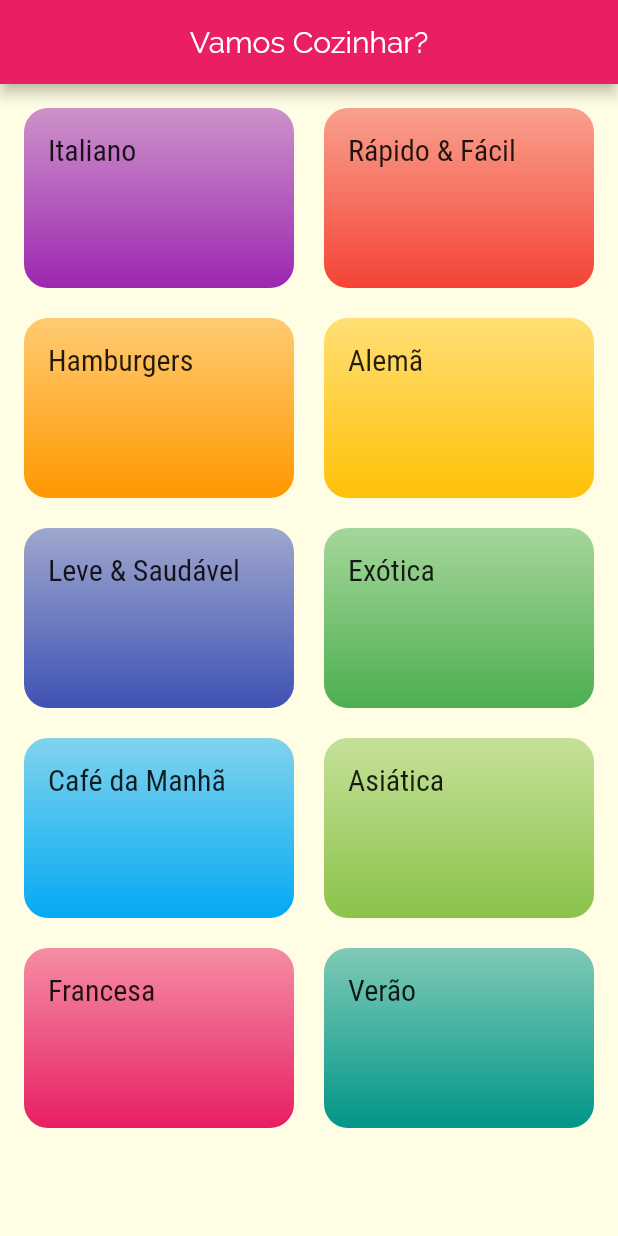
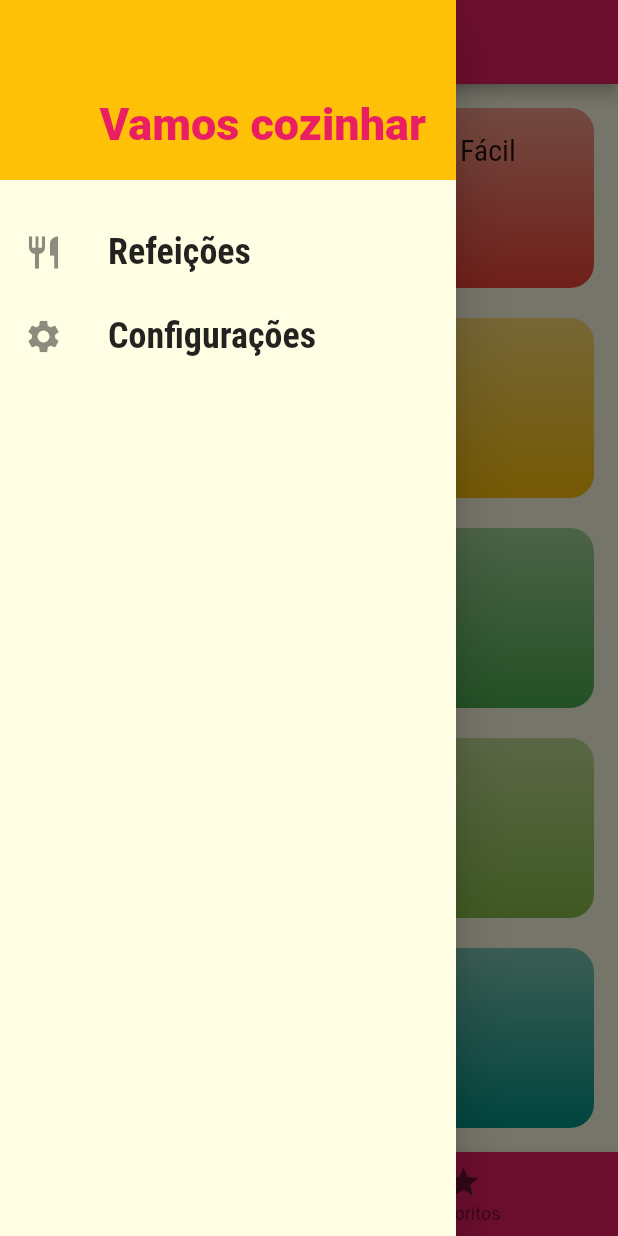
Before and after one commit to Henrique523/coder-flutter-udemy, a Flutter app: the screen it shows after launch, with the side drawer open (before the commit the screen has no drawer), on a phone screen of 412 x 824 dp. Run offline on Flutter 3.47's test engine with Material 2 defaults, Android fonts, the phone set to English and light mode, and no system bars.

Commit message:
continua desenvolvimento de aplicativo de refeicoes

```diff
--- /dev/null
+++ b/flutter_meals/lib/components/bottom_navitagion.dart
@@ -0,0 +1,32 @@
+import 'package:flutter/material.dart';
+
+class BottomNavigation extends StatelessWidget {
+
+  final int selectedIndex;
+  final void Function(int) onItemTapped;
+
+  BottomNavigation({
+    required this.selectedIndex,
+    required this.onItemTapped,
+  });
+
+  @override
+  Widget build(BuildContext context) {
+    return BottomNavigationBar(
+        backgroundColor: Theme.of(context).primaryColor,
+        selectedItemColor: Theme.of(context).accentColor,
+        currentIndex: selectedIndex,
+        onTap: (int index) => onItemTapped(index),
+        items: [
+          const BottomNavigationBarItem(
+            icon: Icon(Icons.category),
+            label: 'Categorias',
+          ),
+          const BottomNavigationBarItem(
+            icon: Icon(Icons.star),
+            label: 'Favoritos',
+          ),
+        ],
+      );
+  }
+}
--- /dev/null
+++ b/flutter_meals/lib/components/main_drawer.dart
@@ -0,0 +1,60 @@
+import 'package:flutter/material.dart';
+import 'package:flutter_meals/utils/app_routes.dart';
+
+class MainDrawer extends StatelessWidget {
+  Widget _createItem(IconData icon, String label, void Function() onTap) {
+    return ListTile(
+      leading: Icon(
+        icon,
+        size: 26,
+      ),
+      title: Text(
+        label,
+        style: TextStyle(
+          fontFamily: 'RobotoCondensed',
+          fontSize: 24,
+          fontWeight: FontWeight.bold,
+        ),
+      ),
+      onTap: onTap,
+    );
+  }
+
+  @override
+  Widget build(BuildContext context) {
+    return Drawer(
+      child: Column(
+        children: [
+          Container(
+            height: 120,
+            width: double.infinity,
+            padding: const EdgeInsets.all(20),
+            color: Theme.of(context).accentColor,
+            alignment: Alignment.bottomRight,
+            child: Text(
+              'Vamos cozinhar',
+              style: TextStyle(
+                fontWeight: FontWeight.w900,
+                fontSize: 30,
+                color: Theme.of(context).primaryColor,
+              ),
+            ),
+          ),
+          SizedBox(
+            height: 20,
+          ),
+          _createItem(
+            Icons.restaurant,
+            'Refeições',
+            () => Navigator.of(context).pushReplacementNamed(AppRoutes.HOME),
+          ),
+          _createItem(
+            Icons.settings,
+            'Configurações',
+            () => Navigator.of(context).pushReplacementNamed(AppRoutes.SETTINGS),
+          ),
+        ],
+      ),
+    );
+  }
+}
--- a/flutter_meals/lib/components/meal_item.dart
+++ b/flutter_meals/lib/components/meal_item.dart
@@ -11,7 +11,9 @@ class MealItem extends StatelessWidget {
     Navigator.of(context).pushNamed(
       AppRoutes.MEAL_DETAIL,
       arguments: meal,
-    );
+    ).then((result) {
+      print(result);
+    });
   }
 
   @override
--- a/flutter_meals/lib/main.dart
+++ b/flutter_meals/lib/main.dart
@@ -1,14 +1,44 @@
 import 'package:flutter/material.dart';
-import 'package:flutter_meals/screens/meal_detail_screen.dart';
 
-import 'screens/categories_screen.dart';
 import 'screens/categories_meals_screen.dart';
-
+import 'screens/meal_detail_screen.dart';
+import 'screens/settings_screen.dart';
+import 'screens/tabs_screen.dart';
 import 'utils/app_routes.dart';
 
+import 'models/meal.dart';
+import 'models/settings.dart';
+
+import 'data/dummy_data.dart';
 void main() => runApp(MyApp());
 
-class MyApp extends StatelessWidget {
+class MyApp extends StatefulWidget {
+  @override
+  _MyAppState createState() => _MyAppState();
+}
+
+class _MyAppState extends State<MyApp> {
+
+  Settings settings = Settings();
+  List<Meal> _availableMeals = DUMMY_MEALS;
+  List<Meal> _favoriteMeals = [];
+
+  void _filterMeals(Settings updatedSettings) {
+    setState(() {
+      settings = updatedSettings;
+
+      _availableMeals = DUMMY_MEALS.where((element) {
+        final filterGluten = updatedSettings.isGlutenFree && !element.isGlutenFree;
+        final filterLactose = updatedSettings.isLactoseFree && !element.isLactoseFree;
+        final filterVegan = updatedSettings.isVegan && !element.isVegan;
+        final filterVegetarian = updatedSettings.isVegetarian && !element.isVegetarian;
+
+        return (!filterGluten && !filterLactose && !filterVegan && filterVegetarian);
+      }).toList();
+
+    });
+  }
+
   @override
   Widget build(BuildContext context) {
     return MaterialApp(
@@ -26,10 +56,11 @@ class MyApp extends StatelessWidget {
         )
       ),
       routes: {
-        AppRoutes.HOME: (ctx) => CategoriesScreen(),
-        AppRoutes.CATEGORIES_MEALS: (ctx) => CategoriesMealsScreen(),
-        AppRoutes.MEAL_DETAIL: (ctx) => MealDetailScreen(),
-      },
+    AppRoutes.HOME: (ctx) => TabsScreen(),
+    AppRoutes.CATEGORIES_MEALS: (ctx) => CategoriesMealsScreen(_availableMeals),
+    AppRoutes.MEAL_DETAIL: (ctx) => MealDetailScreen(),
+    AppRoutes.SETTINGS: (ctx) => SettingsScreen(onSettingsChanged: _filterMeals, settings: settings,),
+  },
     );
   }
 }
--- /dev/null
+++ b/flutter_meals/lib/models/settings.dart
@@ -0,0 +1,13 @@
+class Settings {
+  bool isGlutenFree;
+  bool isLactoseFree;
+  bool isVegan;
+  bool isVegetarian;
+
+  Settings({
+    this.isGlutenFree = false,
+    this.isLactoseFree = false,
+    this.isVegan = false,
+    this.isVegetarian = false,
+  });
+}
--- a/flutter_meals/lib/screens/categories_screen.dart
+++ b/flutter_meals/lib/screens/categories_screen.dart
@@ -6,23 +6,17 @@ import '../data/dummy_data.dart';
 class CategoriesScreen extends StatelessWidget {
   @override
   Widget build(BuildContext context) {
-    return Scaffold(
-      appBar: AppBar(
-        title: const Text('Vamos Cozinhar?'),
-        centerTitle: true,
-      ),
-      body: GridView(
+    return GridView(
       padding: const EdgeInsets.all(16),
-        gridDelegate: SliverGridDelegateWithMaxCrossAxisExtent(
+      gridDelegate: const SliverGridDelegateWithMaxCrossAxisExtent(
         maxCrossAxisExtent: 200,
         childAspectRatio: 3 / 2,
         crossAxisSpacing: 20,
-          mainAxisSpacing: 20
+        mainAxisSpacing: 20,
       ),
       children: DUMMY_CATEGORIES.map((category) {
         return CategoryItem(category);
       }).toList(),
-      ),
     );
   }
 }
--- /dev/null
+++ b/flutter_meals/lib/screens/tabs_screen.dart
@@ -0,0 +1,51 @@
+import 'package:flutter/material.dart';
+
+import '../components/main_drawer.dart';
+import '../components/bottom_navitagion.dart';
+
+import 'categories_screen.dart';
+import 'favorite_screen.dart';
+
+class TabsScreen extends StatefulWidget {
+  @override
+  _TabsScreenState createState() => _TabsScreenState();
+}
+
+class _TabsScreenState extends State<TabsScreen> {
+  int selectedIndex = 0;
+
+  final List<Widget> _tabScreens = [
+    CategoriesScreen(),
+    FavoriteScreen(),
+  ];
+
+  final List<String> _titles = [
+    'Lista de Categorias',
+    'Meus Favoritos',
+  ];
+
+  void _onItemTapped(int index) {
+    setState(() {
+      selectedIndex = index;
+    });
+  }
+
+  @override
+  Widget build(BuildContext context) {
+    return Scaffold(
+      appBar: AppBar(
+        title: Text(_titles[selectedIndex]),
+        centerTitle: true,
+      ),
+
+      body: _tabScreens[selectedIndex],
+
+      drawer: MainDrawer(),
+
+      bottomNavigationBar: BottomNavigation(
+        selectedIndex: selectedIndex,
+        onItemTapped: _onItemTapped,
+      ),
+    );
+  }
+}
--- a/flutter_meals/lib/utils/app_routes.dart
+++ b/flutter_meals/lib/utils/app_routes.dart
@@ -2,4 +2,5 @@ class AppRoutes {
   static const HOME = '/';
   static const CATEGORIES_MEALS = '/categories-meals';
   static const MEAL_DETAIL = '/meal-detail';
+  static const SETTINGS = '/settings';
 }
```
Also changed, not shown: flutter_meals/lib/routes/custom_routes.dart (added, +23 -0 lines), flutter_meals/lib/screens/categories_meals_screen.dart (+7 -2 lines), flutter_meals/lib/screens/favorite_screen.dart (added, +11 -0 lines), flutter_meals/lib/screens/meal_detail_screen.dart (+9 -3 lines), flutter_meals/lib/screens/settings_screen.dart (added, +117 -0 lines). Lines whose indentation alone changed are shown as unchanged.
